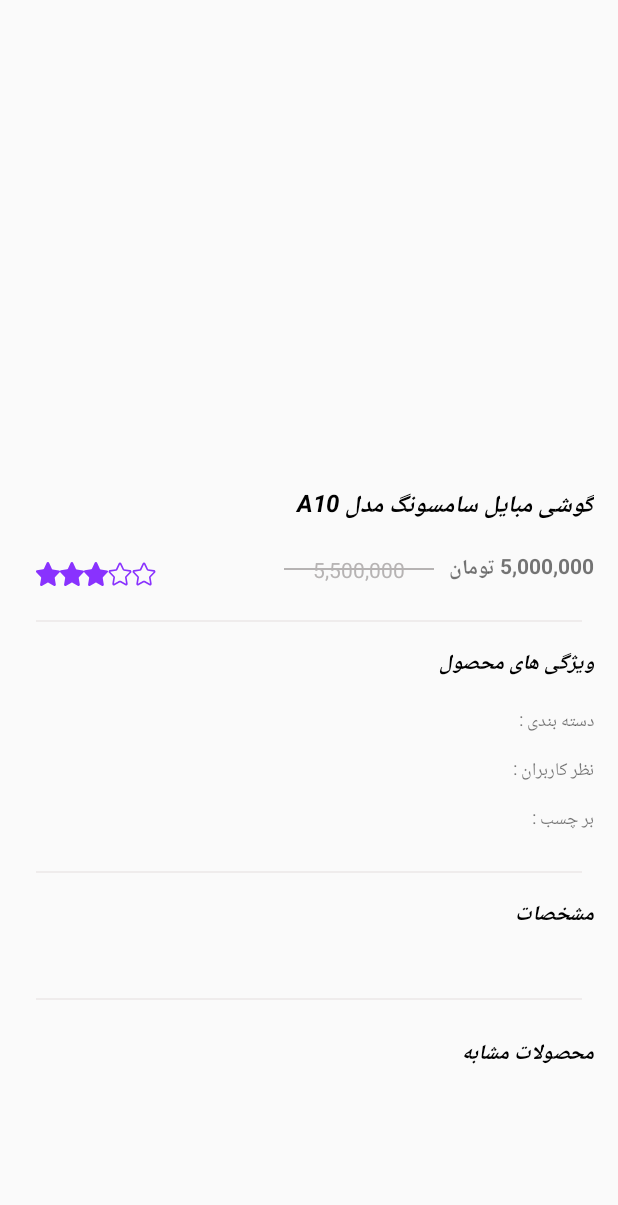
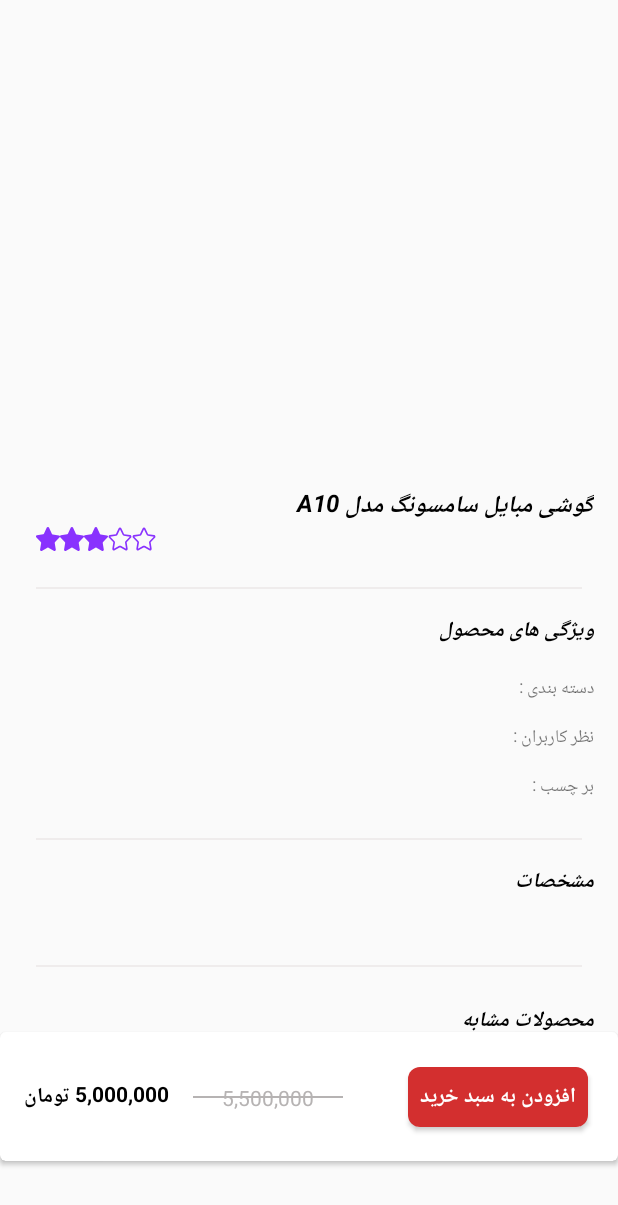
Before and after one commit to hosseinkasiri/Eco-Shop, an Android app: the layout fragment_detail.xml on its own in the app's theme, with its tools: preview values and no code run, on a phone screen of 412 x 824 dp. Shown: the top 1205 px of the screen. Run offline under Robolectric (Android 15) with nearby library versions, the phone set to English and light mode, and no system bars.

Commit message:
design buy button in detailFragment

```diff
--- /dev/null
+++ b/app/src/main/res/drawable/button_corners.xml
@@ -0,0 +1,6 @@
+<?xml version="1.0" encoding="utf-8"?>
+<shape xmlns:android="http://schemas.android.com/apk/res/android"
+    android:shape="rectangle" >
+    <solid android:color="#d32f2f"/>
+    <corners android:radius="8dp"/>
+</shape>
--- a/app/src/main/res/layout/fragment_detail.xml
+++ b/app/src/main/res/layout/fragment_detail.xml
@@ -9,9 +9,15 @@
             type="com.example.ecoshop.detail.DetailViewModel" />
     </data>
 
+    <LinearLayout
+        android:layout_width="match_parent"
+        android:layout_height="match_parent"
+        android:orientation="vertical">
+
         <androidx.core.widget.NestedScrollView
             android:layout_width="match_parent"
-        android:layout_height="match_parent">
+            android:layout_height="0dp"
+            android:layout_weight="8">
 
             <androidx.constraintlayout.widget.ConstraintLayout
                 android:layout_width="match_parent"
@@ -46,45 +52,6 @@
                     app:layout_constraintTop_toBottomOf="@+id/imageRecyclerView"
                     tools:text="گوشی مبایل سامسونگ مدل A10" />
 
-            <TextView
-                android:id="@+id/priceDetail"
-                priceProduct="@{detailViewModel.selectedProduct.price}"
-                android:layout_width="wrap_content"
-                android:layout_height="wrap_content"
-                android:layout_marginTop="16dp"
-                android:textStyle="bold"
-                app:layout_constraintEnd_toEndOf="@id/nameDetail"
-                app:layout_constraintTop_toBottomOf="@+id/nameDetail"
-                tools:text="5,000,000 تومان" />
-
-            <RelativeLayout
-                android:id="@+id/pathRelative"
-                android:layout_width="wrap_content"
-                android:layout_height="wrap_content"
-                android:layout_marginEnd="10dp"
-                regularPriceVisibility="@{detailViewModel.selectedProduct.onSale}"
-                app:layout_constraintTop_toTopOf="@+id/priceDetail"
-                app:layout_constraintEnd_toStartOf="@+id/priceDetail"
-                app:layout_constraintBottom_toBottomOf="@+id/priceDetail">
-
-                <TextView
-                    android:id="@+id/regularPriceDetail"
-                    android:layout_width="wrap_content"
-                    android:layout_height="wrap_content"
-                    android:textColor="@color/regularPriceColor"
-                    android:layout_centerVertical="true"
-                    android:layout_centerHorizontal="true"
-                    priceProduct="@{detailViewModel.selectedProduct.regularPrice}"
-                    tools:text="5,500,000" />
-
-                <View
-                    android:layout_width="100dp"
-                    android:layout_height="1dp"
-                    android:background="@color/regularPriceColor"
-                    android:layout_centerVertical="true"
-                    android:layout_centerHorizontal="true"/>
-            </RelativeLayout>
-
                 <View
                     android:id="@+id/view"
                     android:layout_width="match_parent"
@@ -95,7 +62,7 @@
                     android:background="#EFECEC"
                     app:layout_constraintEnd_toEndOf="parent"
                     app:layout_constraintStart_toStartOf="parent"
-                app:layout_constraintTop_toBottomOf="@+id/pathRelative" />
+                    app:layout_constraintTop_toBottomOf="@+id/starImage1" />
 
                 <TextView
                     android:id="@+id/propertyDetail"
@@ -339,4 +306,77 @@
                     app:layout_constraintTop_toBottomOf="@+id/status_image_detail" />
             </androidx.constraintlayout.widget.ConstraintLayout>
         </androidx.core.widget.NestedScrollView>
+
+        <androidx.cardview.widget.CardView
+            android:layout_width="match_parent"
+            android:layout_height="0dp"
+            android:layout_weight="1"
+            android:layout_marginBottom="50dp"
+            app:cardCornerRadius="4dp">
+
+            <androidx.constraintlayout.widget.ConstraintLayout
+                android:layout_width="match_parent"
+                android:layout_height="match_parent">
+
+                <Button
+                    android:id="@+id/buyDetailButton"
+                    android:layout_width="120dp"
+                    android:layout_height="40dp"
+                    android:background="@drawable/button_corners"
+                    android:text="@string/add_to_buy"
+                    android:textColor="@color/white"
+                    android:layout_marginEnd="20dp"
+                    android:bottomRightRadius="10dp"
+                    android:bottomLeftRadius="10dp"
+                    android:topLeftRadius="10dp"
+                    android:topRightRadius="10dp"
+                    android:textStyle="bold"
+                    app:layout_constraintEnd_toEndOf="parent"
+                    app:layout_constraintTop_toTopOf="parent"
+                    app:layout_constraintBottom_toBottomOf="parent"/>
+
+                <TextView
+                    android:id="@+id/priceDetail"
+                    priceProduct="@{detailViewModel.selectedProduct.price}"
+                    android:layout_width="wrap_content"
+                    android:layout_height="wrap_content"
+                    android:layout_marginStart="16dp"
+                    android:textStyle="bold"
+                    android:textColor="@color/black"
+                    app:layout_constraintBottom_toBottomOf="parent"
+                    app:layout_constraintStart_toStartOf="parent"
+                    app:layout_constraintTop_toTopOf="parent"
+                    tools:text="5,000,000 تومان" />
+
+                <RelativeLayout
+                    android:id="@+id/pathRelative"
+                    regularPriceVisibility="@{detailViewModel.selectedProduct.onSale}"
+                    android:layout_width="wrap_content"
+                    android:layout_height="wrap_content"
+                    android:layout_marginStart="16dp"
+                    app:layout_constraintBottom_toBottomOf="@+id/priceDetail"
+                    app:layout_constraintStart_toEndOf="@+id/priceDetail"
+                    app:layout_constraintTop_toTopOf="@+id/priceDetail">
+
+                    <TextView
+                        android:id="@+id/regularPriceDetail"
+                        priceProduct="@{detailViewModel.selectedProduct.regularPrice}"
+                        android:layout_width="wrap_content"
+                        android:layout_height="wrap_content"
+                        android:layout_centerHorizontal="true"
+                        android:layout_centerVertical="true"
+                        android:textColor="@color/regularPriceColor"
+                        tools:text="5,500,000" />
+
+                    <View
+                        android:layout_width="100dp"
+                        android:layout_height="1dp"
+                        android:layout_centerHorizontal="true"
+                        android:layout_centerVertical="true"
+                        android:background="@color/regularPriceColor" />
+                </RelativeLayout>
+
+            </androidx.constraintlayout.widget.ConstraintLayout>
+        </androidx.cardview.widget.CardView>
+    </LinearLayout>
 </layout>
--- a/app/src/main/res/values/strings.xml
+++ b/app/src/main/res/values/strings.xml
@@ -22,4 +22,5 @@
     <string name="categories">دسته بندی :</string>
     <string name="similarProducts">محصولات مشابه</string>
     <string name="tryAgain">تلاش دوباره</string>
+    <string name="add_to_buy">افزودن به سبد خرید</string>
 </resources>
```
Lines whose indentation alone changed are shown as unchanged.
